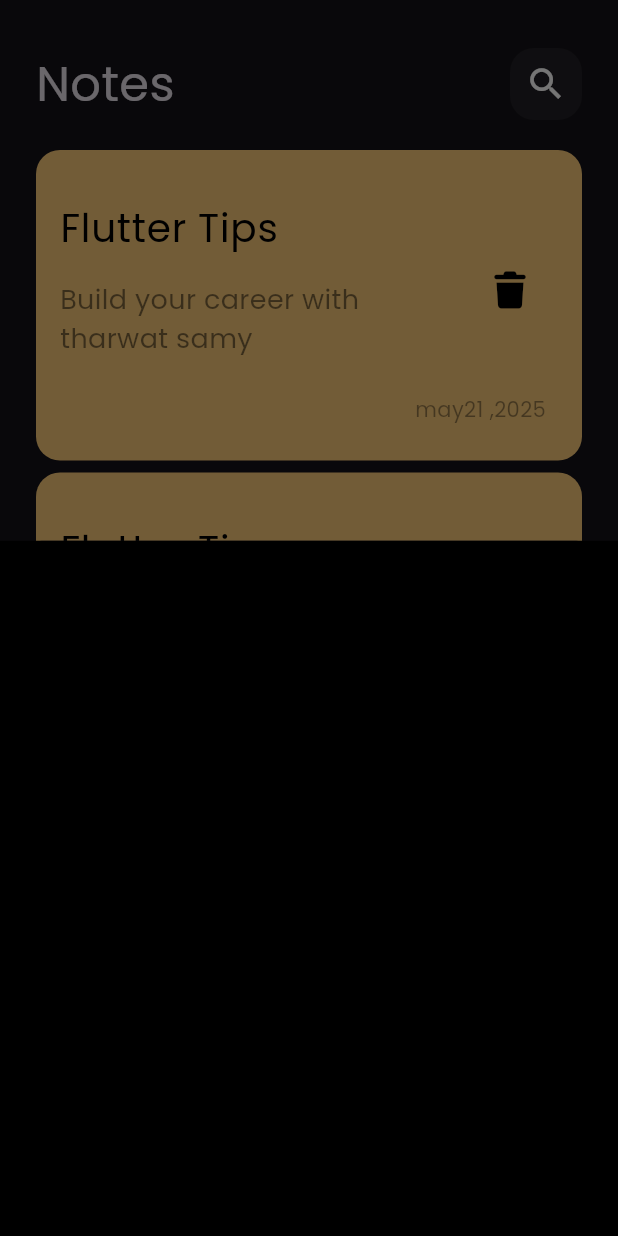
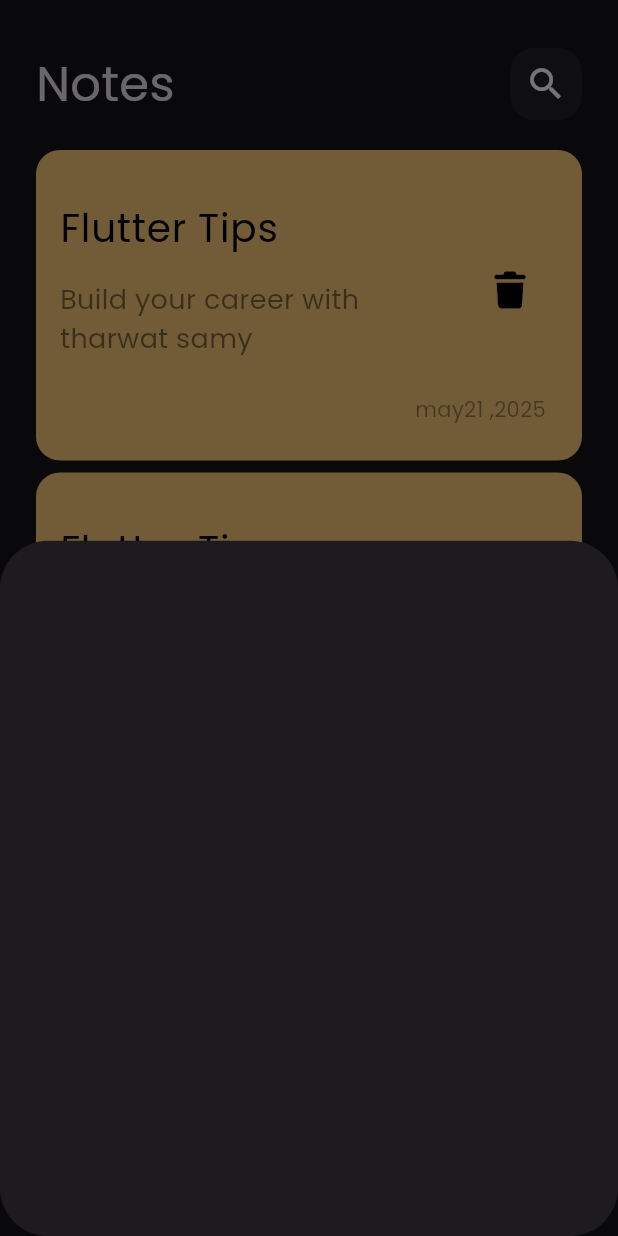
Before and after one commit to moadel2004/notes_app, a Flutter app: the screen it shows after launch, after a tap on the "add" icon, on a phone screen of 412 x 824 dp. Run offline on Flutter 3.47's test engine with Material 3 defaults, Android fonts, the phone set to English and light mode, and no system bars; our stand-ins replace font_awesome_flutter.

Commit message:
add border radius to bottom sheet

```diff
--- a/lib/views/notes_view.dart
+++ b/lib/views/notes_view.dart
@@ -11,6 +11,9 @@ class NotesView extends StatelessWidget {
       floatingActionButton: FloatingActionButton(
         onPressed: () {
           showModalBottomSheet(
+            shape: RoundedRectangleBorder(
+              borderRadius: BorderRadius.circular(32),
+            ),
             context: context,
             builder: (context) {
               return AddNoteBottom();
--- a/lib/views/widgets/AddNoteBottomSheet.dart
+++ b/lib/views/widgets/AddNoteBottomSheet.dart
@@ -5,6 +5,6 @@ class AddNoteBottom extends StatelessWidget {
 
   @override
   Widget build(BuildContext context) {
-    return Container(color: Colors.black);
+    return Container();
   }
 }
```
